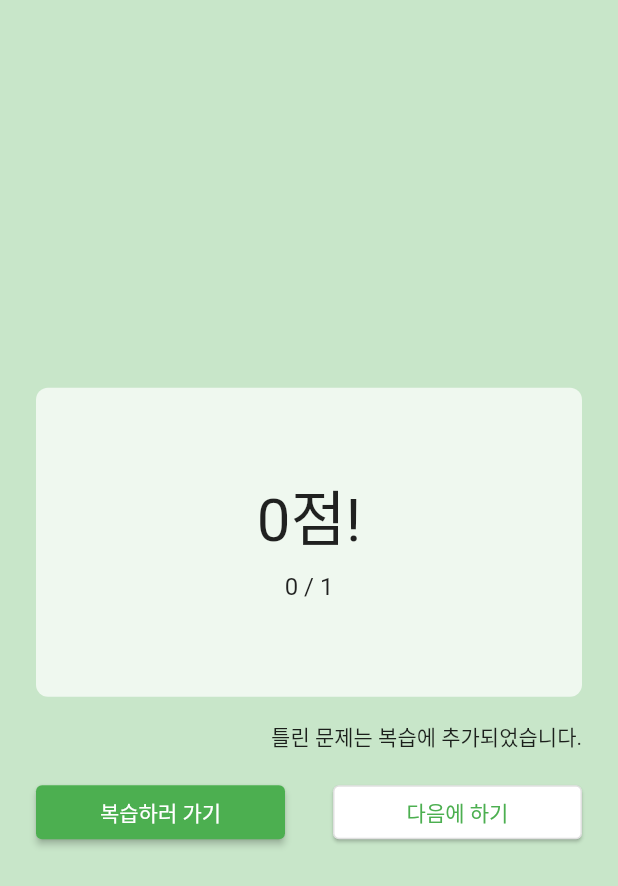
After one commit to ranxe/quiz_book, a Flutter app: the WorkbookGradePage screen opened by its route, on a phone screen of 412 x 824 dp. The commit adds this screen. Shown: the top 886 px of the screen. Run offline on Flutter 3.47's test engine with Material 2 defaults, Android fonts, the phone set to English and light mode, and no system bars; our stand-ins replace get; Roboto replaces fonts that are missing (Cafe24Oneprettynight).

Commit message:
add grading the quiz

```diff
--- a/lib/controller/workbook_controller.dart
+++ b/lib/controller/workbook_controller.dart
@@ -11,8 +11,10 @@ class WorkbookController extends GetxController {
   List<Problem> problems = [];
   int page = 0;
   int numQuiz = 1;
+  int correct = 0;
   List<int> quizzes = [];
   List<int> review = [];
+  bool isReview = false;
 
   void setName(String name){
     this.name = name;
@@ -57,18 +59,24 @@ class WorkbookController extends GetxController {
   }
 
   void nextPage(){
-    page ++;
+    page++;
     update();
   }
 
   void previousPage(){
     if(page > 0){
-      page --;
+      page--;
       update();
     }
   }
-  void initPage(){
+
+  void increaseCorrect(){
+    correct++;
+  }
+
+  void initQuiz(){
     page = 0;
+    correct = 0;
   }
 
 }
--- a/lib/main.dart
+++ b/lib/main.dart
@@ -5,7 +5,8 @@ import 'package:quiz_book/screens/new_workbook_complete_page.dart';
 import 'package:quiz_book/screens/new_workbook_exel_page.dart';
 import 'package:quiz_book/screens/new_workbook_page.dart';
 import 'package:quiz_book/screens/new_workbook_simple_page.dart';
-import 'package:quiz_book/screens/solve_workbook_page.dart';
+import 'package:quiz_book/screens/workbook_grade_page.dart';
+import 'package:quiz_book/screens/workbook_quiz_page.dart';
 import 'package:quiz_book/screens/workbook_menu_page.dart';
 import 'screens/home_page.dart';
 
@@ -38,7 +39,8 @@ class MyApp extends StatelessWidget {
         GetPage(name: '/new/exel', page: (() => const NewWorkbookExelPage())),
         GetPage(name: '/new/complete', page: (() => const NewWorkbookCompletePage())),
         GetPage(name: '/workbook', page: (() => const WorkbookMenuPage())),
-        GetPage(name: '/workbook/solve', page: (() => const SolveWorkbookPage()))
+        GetPage(name: '/workbook/quiz', page: (() => const WorkbookQuizPage())),
+        GetPage(name: '/workbook/grade', page: (() => const WorkbookGradePage()))
       ],
     );
   }
--- /dev/null
+++ b/lib/screens/workbook_grade_page.dart
@@ -0,0 +1,88 @@
+import 'package:flutter/material.dart';
+import 'package:get/get.dart';
+import 'package:quiz_book/controller/workbook_controller.dart';
+
+class WorkbookGradePage extends StatelessWidget {
+  const WorkbookGradePage({super.key});
+
+  @override
+  Widget build(BuildContext context) {
+    Size appSize = MediaQuery.of(context).size;
+
+    return Scaffold(
+        body: Padding(
+          padding: const EdgeInsets.all(8.0),
+          child: Column(
+            mainAxisAlignment : MainAxisAlignment.center,
+            crossAxisAlignment: CrossAxisAlignment.stretch,
+            children:  [
+              Padding(
+                padding: const EdgeInsets.all(16.0),
+                child: GetBuilder<WorkbookController>(
+                  builder: (controller) {
+                    return Container(
+                      height: appSize.height/4,
+                      decoration: BoxDecoration(
+                        borderRadius: BorderRadius.circular(8.0),
+                        color : Colors.white.withOpacity(0.7),
+                      ),
+                      child: Column(
+                        mainAxisAlignment : MainAxisAlignment.center,
+                        children: [
+                          Text(
+                            '${(controller.correct*100/controller.numQuiz).toStringAsFixed(0)}점!',
+                            style: const TextStyle(fontSize: 40, fontFamily: 'Cafe24Oneprettynight'),
+                          ),
+                          Padding(
+                            padding: const EdgeInsets.all(8.0),
+                            child: Text(
+                              '${controller.correct} / ${controller.numQuiz}',
+                              style: const TextStyle(fontSize: 16),
+                            ),
+                          ),
+                        ],
+                    ));
+                  }
+                ),
+              ),
+              const Padding(
+                padding: EdgeInsets.symmetric(horizontal: 16.0),
+                child: Text('틀린 문제는 복습에 추가되었습니다.', textAlign: TextAlign.end,),
+              ),
+              Row(
+                mainAxisAlignment : MainAxisAlignment.spaceEvenly,
+                children: [
+                  Expanded(
+                    child: Padding(
+                      padding: const EdgeInsets.all(16.0),
+                      child: ElevatedButton(
+                        onPressed: () {
+
+                        },
+                        child: const Text('복습하러 가기')
+                      ),
+                    ),
+                  ),
+                  Expanded(
+                    child: Padding(
+                       padding: const EdgeInsets.all(16.0),
+                       child: OutlinedButton(
+                         style: OutlinedButton.styleFrom(
+                          backgroundColor: Colors.white,
+                          elevation: 1.0
+                        ),
+                        onPressed: () {
+                          Get.back();
+                        },
+                        child: const Text('다음에 하기')
+                      )  ,
+                    ),
+                  ),
+                ],
+              )
+            ],
+          ),
+        ),
+    );
+  }
+}
--- a/lib/screens/workbook_menu_page.dart
+++ b/lib/screens/workbook_menu_page.dart
@@ -32,7 +32,7 @@ class WorkbookMenuPage extends StatelessWidget {
                   padding: const EdgeInsets.fromLTRB(24.0, 16, 24, 16),
                   child: ElevatedButton(
                     onPressed: () {
-                      controller.initPage();
+                      controller.initQuiz();
                       Get.dialog(
                         AlertDialog(
                           title : const Icon(Icons.settings, color : Colors.grey),
@@ -99,7 +99,7 @@ class WorkbookMenuPage extends StatelessWidget {
                                   var quizes = List<int>.generate(numProblems, (i) => i);
                                   quizes.shuffle();
                                   controller.setQuizzes(quizes.sublist(0,numQuiz));
-                                  Get.offNamed('/workbook/solve');
+                                  Get.offNamed('/workbook/quiz');
                                 }
                               },
                               child: const Text('GO !'),
```
Also changed, not shown: lib/screens/new_workbook_simple_page.dart (+6 -2 lines), lib/screens/workbook_quiz_page.dart (renamed from lib/screens/solve_workbook_page.dart, +10 -7 lines).
